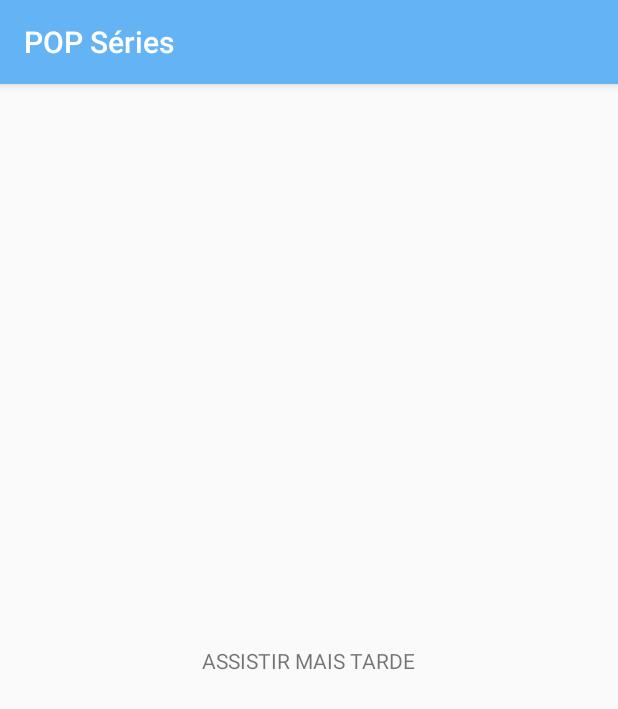
After one commit to OtavioAngeli/TCC_PopSeries, an Android app: the fragment AssistirMaisTardeFragment shown on its own in the app's theme, on a phone screen of 412 x 824 dp. The commit adds this screen. Shown: the top 709 px of the screen. Run offline under Robolectric (Android 15) with nearby library versions, the phone set to English and light mode, and no system bars; 1 statement that could not run was skipped.

Commit message:
Adicionado BottomNavigation e criado fragmentos de tela

```diff
--- /dev/null
+++ b/app/src/main/java/uniandrade/br/edu/com/popseries/fragments/AssistirMaisTardeFragment.java
@@ -0,0 +1,30 @@
+package uniandrade.br.edu.com.popseries.fragments;
+
+
+import android.os.Bundle;
+import android.support.v4.app.Fragment;
+import android.view.LayoutInflater;
+import android.view.View;
+import android.view.ViewGroup;
+
+import uniandrade.br.edu.com.popseries.R;
+
+/**
+ * A simple {@link Fragment} subclass.
+ */
+public class AssistirMaisTardeFragment extends Fragment {
+
+
+    public AssistirMaisTardeFragment() {
+        // Required empty public constructor
+    }
+
+
+    @Override
+    public View onCreateView(LayoutInflater inflater, ViewGroup container,
+                             Bundle savedInstanceState) {
+        // Inflate the layout for this fragment
+        return inflater.inflate(R.layout.fragment_assistir_mais_tarde, container, false);
+    }
+
+}
--- /dev/null
+++ b/app/src/main/res/layout/fragment_assistir_mais_tarde.xml
@@ -0,0 +1,24 @@
+<FrameLayout xmlns:android="http://schemas.android.com/apk/res/android"
+    xmlns:app="http://schemas.android.com/apk/res-auto"
+    xmlns:tools="http://schemas.android.com/tools"
+    android:layout_width="match_parent"
+    android:layout_height="match_parent"
+    tools:context="uniandrade.br.edu.com.popseries.fragments.AssistirMaisTardeFragment">
+
+    <!-- TODO: Update blank fragment layout -->
+
+    <android.support.constraint.ConstraintLayout
+        android:layout_width="match_parent"
+        android:layout_height="match_parent">
+
+        <TextView
+            android:id="@+id/textView5"
+            android:layout_width="wrap_content"
+            android:layout_height="wrap_content"
+            android:text="ASSISTIR MAIS TARDE"
+            app:layout_constraintBottom_toBottomOf="parent"
+            app:layout_constraintEnd_toEndOf="parent"
+            app:layout_constraintStart_toStartOf="parent"
+            app:layout_constraintTop_toTopOf="parent" />
+    </android.support.constraint.ConstraintLayout>
+</FrameLayout>
--- a/app/src/main/res/menu/main.xml
+++ b/app/src/main/res/menu/main.xml
@@ -7,7 +7,7 @@
         android:title="@string/action_settings"
         app:showAsAction="never" />
     <item
-        android:id="@+id/action_setting"
+        android:id="@+id/menu_pesquisa"
         android:orderInCategory="300"
         android:title="Pesquisa"
         android:icon="@drawable/ic_pesquisa"
--- a/app/src/main/res/values/strings.xml
+++ b/app/src/main/res/values/strings.xml
@@ -5,4 +5,7 @@
     <string name="navigation_drawer_close">Close navigation drawer</string>
 
     <string name="action_settings">Settings</string>
+
+    <!-- TODO: Remove or change this placeholder text -->
+    <string name="hello_blank_fragment">Hello blank fragment</string>
 </resources>
```
Also changed, not shown: app/src/main/java/uniandrade/br/edu/com/popseries/Views/MainActivity.java (+56 -5 lines), app/src/main/java/uniandrade/br/edu/com/popseries/fragments/AssistidosFragment.java (added, +30 -0 lines), app/src/main/java/uniandrade/br/edu/com/popseries/fragments/FavoritosFragment.java (added, +30 -0 lines), app/src/main/java/uniandrade/br/edu/com/popseries/fragments/SeriesFragment.java (added, +33 -0 lines), app/src/main/res/layout/content_main.xml (+25 -6 lines), app/src/main/res/layout/fragment_assistidos.xml (added, +24 -0 lines), app/src/main/res/layout/fragment_favoritos.xml (added, +25 -0 lines), app/src/main/res/layout/fragment_series.xml (added, +24 -0 lines), app/src/main/res/menu/menu_bottom.xml (added, +24 -0 lines).
